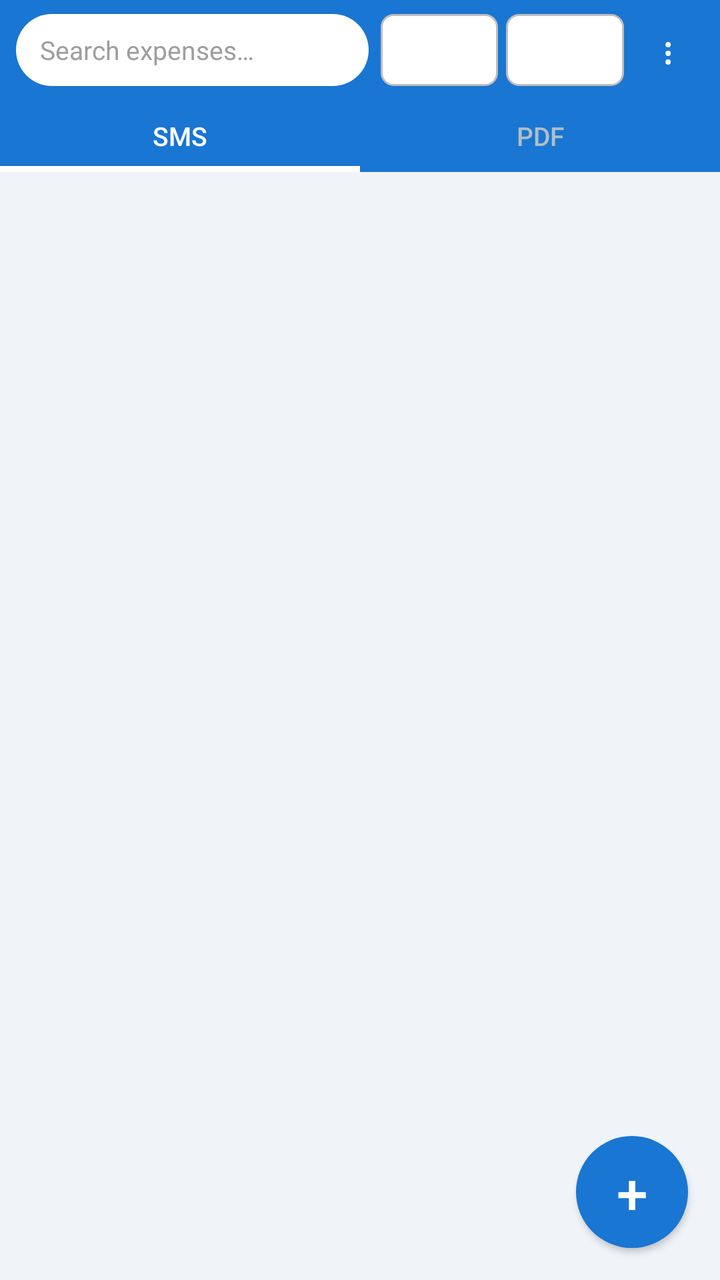
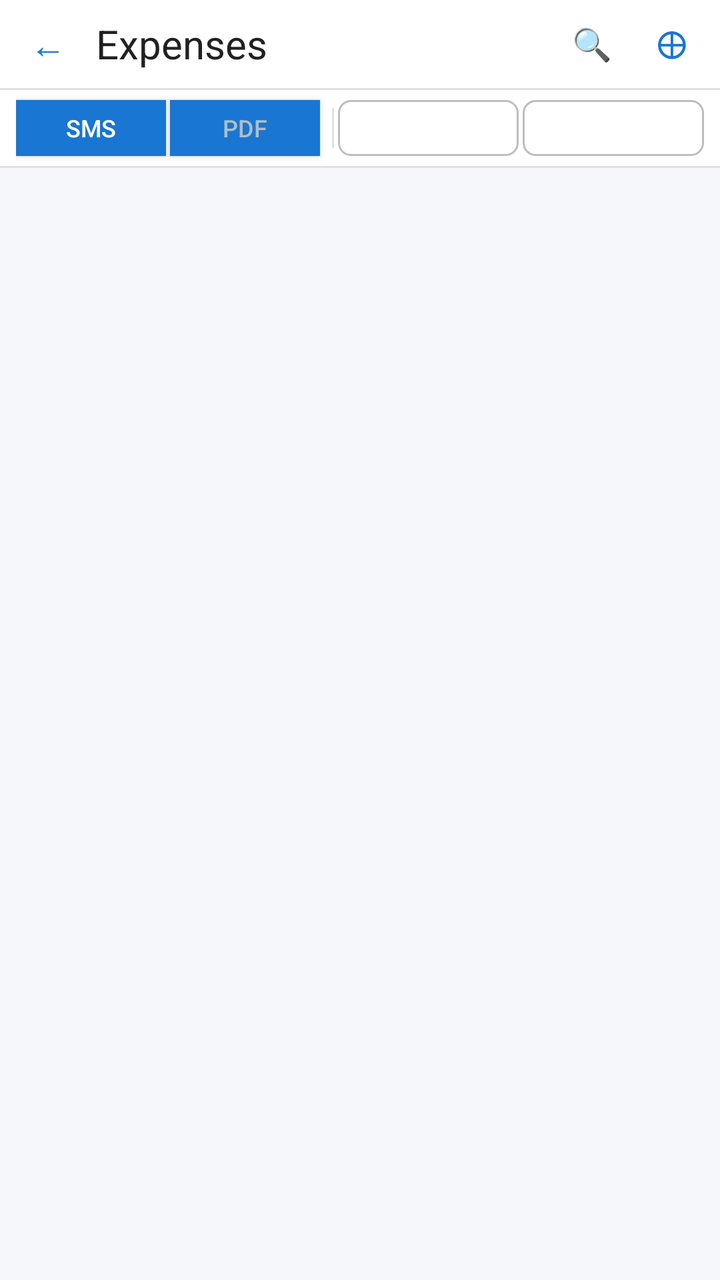

Before-and-after screenshots of an Android layout around one commit, followed by the original layout XML and the change that was made.
<!-- AndroidManifest.xml: activity theme android:Theme.Material.Light.NoActionBar -->
<!-- res/layout/activity_main.xml -->
<?xml version="1.0" encoding="utf-8"?>
<FrameLayout xmlns:android="http://schemas.android.com/apk/res/android"
    android:layout_width="match_parent"
    android:layout_height="match_parent"
    android:background="#F0F4F8">

    <LinearLayout
        android:layout_width="match_parent"
        android:layout_height="match_parent"
        android:orientation="vertical">

        
        <LinearLayout
            android:layout_width="match_parent"
            android:layout_height="wrap_content"
            android:orientation="horizontal"
            android:background="#1976D2"
            android:paddingLeft="8dp"
            android:paddingRight="8dp"
            android:paddingTop="7dp"
            android:paddingBottom="7dp"
            android:gravity="center_vertical">

            <EditText
                android:id="@+id/etSearch"
                android:layout_width="0dp"
                android:layout_height="36dp"
                android:layout_weight="3"
                android:layout_marginRight="6dp"
                android:background="@drawable/bg_search"
                android:hint="@string/hint_search"
                android:paddingLeft="12dp"
                android:paddingRight="12dp"
                android:singleLine="true"
                android:inputType="text"
                android:textColor="#212121"
                android:textColorHint="#9E9E9E"
                android:textSize="13sp" />

            <Spinner
                android:id="@+id/spinnerFilter"
                android:layout_width="0dp"
                android:layout_height="36dp"
                android:layout_weight="1"
                android:layout_marginRight="4dp"
                android:background="@drawable/bg_spinner_white" />

            <Spinner
                android:id="@+id/spinnerSort"
                android:layout_width="0dp"
                android:layout_height="36dp"
                android:layout_weight="1"
                android:background="@drawable/bg_spinner_white" />

            <Button
                android:id="@+id/btnMenu"
                android:layout_width="36dp"
                android:layout_height="36dp"
                android:layout_marginLeft="4dp"
                android:text="⋮"
                android:textSize="18sp"
                android:textColor="#FFFFFF"
                android:background="@android:color/transparent"
                android:padding="0dp" />

        </LinearLayout>

        
        <LinearLayout
            android:layout_width="match_parent"
            android:layout_height="36dp"
            android:orientation="horizontal"
            android:background="#1565C0">

            <Button
                android:id="@+id/btnTabSms"
                android:layout_width="0dp"
                android:layout_height="match_parent"
                android:layout_weight="1"
                android:text="SMS"
                android:textSize="13sp"
                android:textColor="#FFFFFF"
                android:background="@drawable/bg_tab_active"
                android:padding="0dp"
                android:minWidth="0dp" />

            <Button
                android:id="@+id/btnTabPdf"
                android:layout_width="0dp"
                android:layout_height="match_parent"
                android:layout_weight="1"
                android:text="PDF"
                android:textSize="13sp"
                android:textColor="#B0BEC5"
                android:background="@drawable/bg_tab_inactive"
                android:padding="0dp"
                android:minWidth="0dp" />

        </LinearLayout>

        
        <ListView
            android:id="@+id/listExpenses"
            android:layout_width="match_parent"
            android:layout_height="0dp"
            android:layout_weight="1"
            android:divider="@android:color/transparent"
            android:dividerHeight="3dp"
            android:clipToPadding="false"
            android:paddingLeft="10dp"
            android:paddingRight="10dp"
            android:paddingTop="8dp"
            android:paddingBottom="72dp"
            android:scrollbarStyle="outsideOverlay"
            android:background="#F0F4F8" />

        <TextView
            android:id="@+id/tvEmpty"
            android:layout_width="match_parent"
            android:layout_height="0dp"
            android:layout_weight="1"
            android:gravity="center"
            android:drawableTop="@drawable/ic_empty"
            android:drawablePadding="12dp"
            android:text="@string/empty_expenses"
            android:textColor="#9E9E9E"
            android:textSize="15sp"
            android:paddingLeft="32dp"
            android:paddingRight="32dp"
            android:visibility="gone" />

    </LinearLayout>

    
    <Button
        android:id="@+id/fabAdd"
        android:layout_width="56dp"
        android:layout_height="56dp"
        android:layout_gravity="bottom|end"
        android:layout_margin="16dp"
        android:text="+"
        android:textSize="28sp"
        android:textColor="#FFFFFF"
        android:background="@drawable/bg_fab"
        android:elevation="6dp" />

</FrameLayout>
<!-- resources referenced by this layout -->
<resources>
  <!-- drawable bg_fab (drawable) -->
  <?xml version="1.0" encoding="utf-8"?>
  <ripple xmlns:android="http://schemas.android.com/apk/res/android"
      android:color="#1565C0">
      <item>
          <shape android:shape="oval">
              <solid android:color="#1976D2" />
          </shape>
      </item>
  </ripple>
  <!-- drawable bg_search (drawable) -->
  <?xml version="1.0" encoding="utf-8"?>
  <shape xmlns:android="http://schemas.android.com/apk/res/android"
      android:shape="rectangle">
      <solid android:color="#FFFFFF" />
      <corners android:radius="20dp" />
  </shape>
  <!-- drawable bg_spinner_white (drawable) -->
  <?xml version="1.0" encoding="utf-8"?>
  <shape xmlns:android="http://schemas.android.com/apk/res/android">
      <solid android:color="#FFFFFF" />
      <corners android:radius="6dp" />
      <stroke android:width="1dp" android:color="#BDBDBD" />
  </shape>
  <!-- drawable bg_tab_active (drawable) -->
  <?xml version="1.0" encoding="utf-8"?>
  <layer-list xmlns:android="http://schemas.android.com/apk/res/android">
      <item>
          <shape android:shape="rectangle">
              <solid android:color="#1976D2" />
          </shape>
      </item>
      
      <item android:top="33dp">
          <shape android:shape="rectangle">
              <solid android:color="#FFFFFF" />
          </shape>
      </item>
  </layer-list>
  <!-- drawable bg_tab_inactive (drawable) -->
  <?xml version="1.0" encoding="utf-8"?>
  <shape xmlns:android="http://schemas.android.com/apk/res/android"
      android:shape="rectangle">
      <solid android:color="#1976D2" />
  </shape>
  <!-- drawable ic_empty (drawable) -->
  <?xml version="1.0" encoding="utf-8"?>
  <shape xmlns:android="http://schemas.android.com/apk/res/android"
      android:shape="oval">
      <solid android:color="#E0E0E0" />
      <size android:width="56dp" android:height="56dp" />
  </shape>
  <string name="empty_expenses">No expenses yet.\nTap + to add one or import from SMS.</string>
  <string name="hint_search">Search expenses…</string>
</resources>

<!-- the commit's change to res/layout/activity_main.xml (unified diff, before → after) -->
@@ -1,147 +1,195 @@
 <?xml version="1.0" encoding="utf-8"?>
-<FrameLayout xmlns:android="http://schemas.android.com/apk/res/android"
+<LinearLayout xmlns:android="http://schemas.android.com/apk/res/android"
     android:layout_width="match_parent"
     android:layout_height="match_parent"
-    android:background="#F0F4F8">
+    android:orientation="vertical"
+    android:background="@color/landingBackground">
 
+    
     <LinearLayout
         android:layout_width="match_parent"
-        android:layout_height="match_parent"
-        android:orientation="vertical">
-
-        
-        <LinearLayout
-            android:layout_width="match_parent"
+        android:layout_height="44dp"
+        android:orientation="horizontal"
+        android:gravity="center_vertical"
+        android:background="@color/appBarWhite"
+        android:paddingLeft="4dp"
+        android:paddingRight="4dp">
+        <Button
+            android:id="@+id/btnBack"
+            android:layout_width="40dp"
+            android:layout_height="40dp"
+            android:text="←"
+            android:textSize="18sp"
+            android:textColor="@color/colorPrimary"
+            android:background="?android:attr/selectableItemBackgroundBorderless"
+            android:minWidth="0dp"
+            android:minHeight="0dp"
+            android:padding="0dp" />
+        <TextView
+            android:id="@+id/tvTitle"
+            android:layout_width="0dp"
             android:layout_height="wrap_content"
-            android:orientation="horizontal"
-            android:background="#1976D2"
-            android:paddingLeft="8dp"
-            android:paddingRight="8dp"
-            android:paddingTop="7dp"
-            android:paddingBottom="7dp"
-            android:gravity="center_vertical">
-
-            <EditText
-                android:id="@+id/etSearch"
-                android:layout_width="0dp"
-                android:layout_height="36dp"
-                android:layout_weight="3"
-                android:layout_marginRight="6dp"
-                android:background="@drawable/bg_search"
-                android:hint="@string/hint_search"
-                android:paddingLeft="12dp"
-                android:paddingRight="12dp"
-                android:singleLine="true"
-                android:inputType="text"
-                android:textColor="#212121"
-                android:textColorHint="#9E9E9E"
-                android:textSize="13sp" />
-
-            <Spinner
-                android:id="@+id/spinnerFilter"
-                android:layout_width="0dp"
-                android:layout_height="36dp"
-                android:layout_weight="1"
-                android:layout_marginRight="4dp"
-                android:background="@drawable/bg_spinner_white" />
-
-            <Spinner
-                android:id="@+id/spinnerSort"
-                android:layout_width="0dp"
-                android:layout_height="36dp"
-                android:layout_weight="1"
-                android:background="@drawable/bg_spinner_white" />
-
-            <Button
-                android:id="@+id/btnMenu"
-                android:layout_width="36dp"
-                android:layout_height="36dp"
-                android:layout_marginLeft="4dp"
-                android:text="⋮"
-                android:textSize="18sp"
-                android:textColor="#FFFFFF"
-                android:background="@android:color/transparent"
-                android:padding="0dp" />
-
-        </LinearLayout>
-
-        
-        <LinearLayout
-            android:layout_width="match_parent"
-            android:layout_height="36dp"
-            android:orientation="horizontal"
-            android:background="#1565C0">
-
-            <Button
-                android:id="@+id/btnTabSms"
-                android:layout_width="0dp"
-                android:layout_height="match_parent"
-                android:layout_weight="1"
-                android:text="SMS"
-                android:textSize="13sp"
-                android:textColor="#FFFFFF"
-                android:background="@drawable/bg_tab_active"
-                android:padding="0dp"
-                android:minWidth="0dp" />
-
-            <Button
-                android:id="@+id/btnTabPdf"
-                android:layout_width="0dp"
-                android:layout_height="match_parent"
-                android:layout_weight="1"
-                android:text="PDF"
-                android:textSize="13sp"
-                android:textColor="#B0BEC5"
-                android:background="@drawable/bg_tab_inactive"
-                android:padding="0dp"
-                android:minWidth="0dp" />
-
-        </LinearLayout>
-
-        
-        <ListView
-            android:id="@+id/listExpenses"
-            android:layout_width="match_parent"
-            android:layout_height="0dp"
             android:layout_weight="1"
-            android:divider="@android:color/transparent"
-            android:dividerHeight="3dp"
-            android:clipToPadding="false"
+            android:text="@string/title_expenses"
+            android:textColor="@color/textPrimary"
+            android:textSize="20sp"
+            android:paddingLeft="4dp" />
+        <EditText
+            android:id="@+id/etSearch"
+            android:layout_width="0dp"
+            android:layout_height="32dp"
+            android:layout_weight="1"
+            android:visibility="gone"
+            android:background="@drawable/bg_search"
+            android:hint="@string/hint_search"
             android:paddingLeft="10dp"
             android:paddingRight="10dp"
-            android:paddingTop="8dp"
-            android:paddingBottom="72dp"
-            android:scrollbarStyle="outsideOverlay"
-            android:background="#F0F4F8" />
+            android:singleLine="true"
+            android:inputType="text"
+            android:textColor="@color/textPrimary"
+            android:textColorHint="#9E9E9E"
+            android:textSize="13sp" />
+        <Button
+            android:id="@+id/btnSearch"
+            android:layout_width="40dp"
+            android:layout_height="40dp"
+            android:text="🔍"
+            android:textSize="16sp"
+            android:textColor="@color/textMuted"
+            android:background="?android:attr/selectableItemBackgroundBorderless"
+            android:minWidth="0dp"
+            android:minHeight="0dp"
+            android:padding="0dp" />
+        <Button
+            android:id="@+id/fabAdd"
+            android:layout_width="40dp"
+            android:layout_height="40dp"
+            android:text="⊕"
+            android:textSize="20sp"
+            android:textColor="@color/colorPrimary"
+            android:background="?android:attr/selectableItemBackgroundBorderless"
+            android:minWidth="0dp"
+            android:minHeight="0dp"
+            android:padding="0dp" />
+    </LinearLayout>
 
-        <TextView
-            android:id="@+id/tvEmpty"
-            android:layout_width="match_parent"
-            android:layout_height="0dp"
+    <View android:layout_width="match_parent" android:layout_height="1dp" android:background="@color/hairline" />
+
+    
+    <LinearLayout
+        android:layout_width="match_parent"
+        android:layout_height="38dp"
+        android:orientation="horizontal"
+        android:gravity="center_vertical"
+        android:background="@color/appBarWhite"
+        android:paddingLeft="8dp"
+        android:paddingRight="8dp">
+        <Button
+            android:id="@+id/btnTabSms"
+            android:layout_width="0dp"
+            android:layout_height="28dp"
             android:layout_weight="1"
-            android:gravity="center"
-            android:drawableTop="@drawable/ic_empty"
-            android:drawablePadding="12dp"
-            android:text="@string/empty_expenses"
-            android:textColor="#9E9E9E"
-            android:textSize="15sp"
-            android:paddingLeft="32dp"
-            android:paddingRight="32dp"
-            android:visibility="gone" />
-
+            android:text="SMS"
+            android:textSize="12sp"
+            android:textColor="#FFFFFF"
+            android:background="@drawable/bg_tab_active"
+            android:padding="0dp"
+            android:minWidth="0dp" />
+        <Button
+            android:id="@+id/btnTabPdf"
+            android:layout_width="0dp"
+            android:layout_height="28dp"
+            android:layout_weight="1"
+            android:layout_marginLeft="2dp"
+            android:text="PDF"
+            android:textSize="12sp"
+            android:textColor="#B0BEC5"
+            android:background="@drawable/bg_tab_inactive"
+            android:padding="0dp"
+            android:minWidth="0dp" />
+        <View
+            android:layout_width="1dp"
+            android:layout_height="20dp"
+            android:layout_marginLeft="6dp"
+            android:layout_marginRight="2dp"
+            android:background="@color/hairline" />
+        <Spinner
+            android:id="@+id/spinnerFilter"
+            android:layout_width="0dp"
+            android:layout_height="28dp"
+            android:layout_weight="1.2"
+            android:background="@drawable/bg_spinner_white" />
+        <Spinner
+            android:id="@+id/spinnerSort"
+            android:layout_width="0dp"
+            android:layout_height="28dp"
+            android:layout_weight="1.2"
+            android:layout_marginLeft="2dp"
+            android:background="@drawable/bg_spinner_white" />
     </LinearLayout>
 
     
-    <Button
-        android:id="@+id/fabAdd"
-        android:layout_width="56dp"
-        android:layout_height="56dp"
-        android:layout_gravity="bottom|end"
-        android:layout_margin="16dp"
-        android:text="+"
-        android:textSize="28sp"
-        android:textColor="#FFFFFF"
-        android:background="@drawable/bg_fab"
-        android:elevation="6dp" />
+    <LinearLayout
+        android:id="@+id/rowMonthChip"
+        android:layout_width="match_parent"
+        android:layout_height="28dp"
+        android:orientation="horizontal"
+        android:gravity="center_vertical"
+        android:background="#EEF2F7"
+        android:paddingLeft="12dp"
+        android:paddingRight="4dp"
+        android:visibility="gone">
+        <TextView
+            android:id="@+id/tvMonthChip"
+            android:layout_width="0dp"
+            android:layout_height="wrap_content"
+            android:layout_weight="1"
+            android:textColor="@color/colorPrimary"
+            android:textSize="12sp"
+            android:textStyle="bold" />
+        <Button
+            android:id="@+id/btnClearMonth"
+            android:layout_width="40dp"
+            android:layout_height="28dp"
+            android:text="✕"
+            android:textSize="14sp"
+            android:textColor="@color/textMuted"
+            android:background="?android:attr/selectableItemBackgroundBorderless"
+            android:minWidth="0dp"
+            android:minHeight="0dp"
+            android:padding="0dp" />
+    </LinearLayout>
 
-</FrameLayout>
+    <View android:layout_width="match_parent" android:layout_height="1dp" android:background="@color/hairline" />
+
+    
+    <ListView
+        android:id="@+id/listExpenses"
+        android:layout_width="match_parent"
+        android:layout_height="0dp"
+        android:layout_weight="1"
+        android:divider="@android:color/transparent"
+        android:dividerHeight="3dp"
+        android:clipToPadding="false"
+        android:paddingLeft="10dp"
+        android:paddingRight="10dp"
+        android:paddingTop="8dp"
+        android:paddingBottom="16dp"
+        android:scrollbarStyle="outsideOverlay" />
+
+    <TextView
+        android:id="@+id/tvEmpty"
+        android:layout_width="match_parent"
+        android:layout_height="0dp"
+        android:layout_weight="1"
+        android:gravity="center"
+        android:drawableTop="@drawable/ic_empty"
+        android:drawablePadding="12dp"
+        android:text="@string/empty_expenses"
+        android:textColor="#9E9E9E"
+        android:textSize="15sp"
+        android:paddingLeft="32dp"
+        android:paddingRight="32dp"
+        android:visibility="gone" />
+
+</LinearLayout>
<!-- resource entries referenced after the edit -->
@@ -1,15 +1,11 @@
 <!-- resources referenced by this layout -->
 <resources>
-  <!-- drawable bg_fab (drawable) -->
-  <?xml version="1.0" encoding="utf-8"?>
-  <ripple xmlns:android="http://schemas.android.com/apk/res/android"
-      android:color="#1565C0">
-      <item>
-          <shape android:shape="oval">
-              <solid android:color="#1976D2" />
-          </shape>
-      </item>
-  </ripple>
+  <color name="appBarWhite">#FFFFFF</color>
+  <color name="colorPrimary">#1976D2</color>
+  <color name="hairline">#E0E0E0</color>
+  <color name="landingBackground">#F5F7FA</color>
+  <color name="textMuted">#616161</color>
+  <color name="textPrimary">#212121</color>
   <!-- drawable bg_search (drawable) -->
   <?xml version="1.0" encoding="utf-8"?>
   <shape xmlns:android="http://schemas.android.com/apk/res/android"
@@ -54,5 +50,6 @@
   </shape>
   <string name="empty_expenses">No expenses yet.\nTap + to add one or import from SMS.</string>
   <string name="hint_search">Search expenses…</string>
+  <string name="title_expenses">Expenses</string>
 </resources>
 
